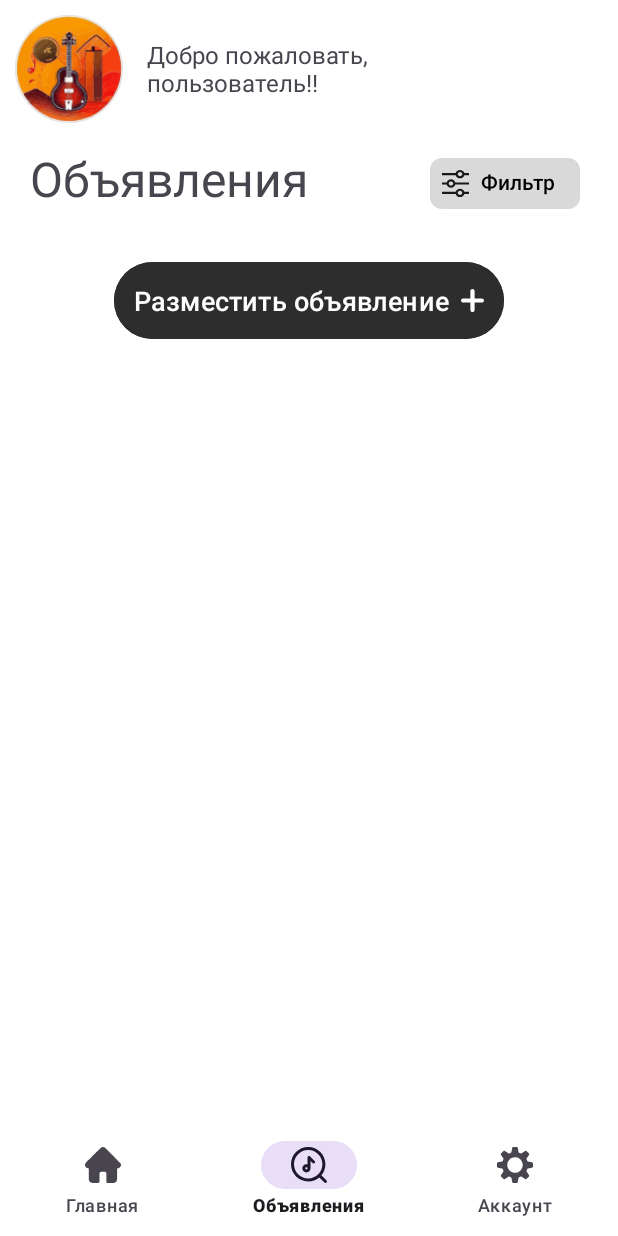
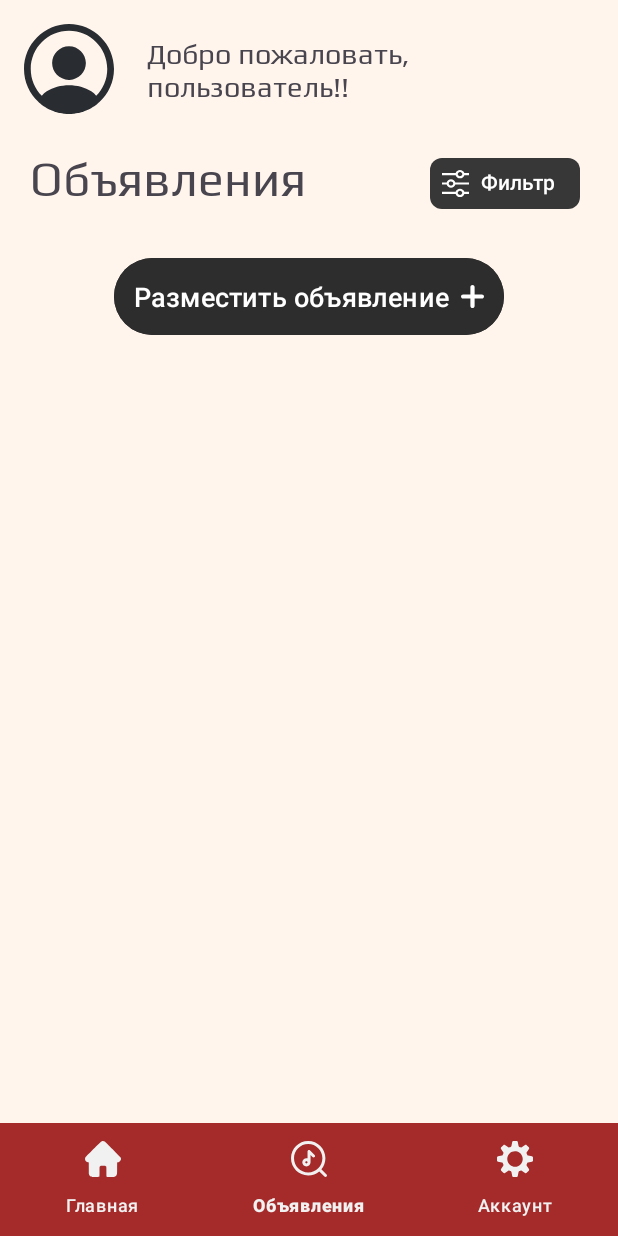
Before and after one commit to odyyyy/FindYourBand, an Android app: the screen it shows after launch once a user with an empty profile is signed in (AppActivity), item 2 of the bottom bar chosen, on a phone screen of 412 x 824 dp. Run offline under Robolectric (Android 15) with nearby library versions, the phone set to English and light mode, and no system bars; our stand-ins replace Firebase (no records; nobody signed in at launch, a user with empty details on screens opened directly), Picasso, navigation-ui; pictures from the network do not load; 1 statement that could not run was skipped.

Commit message:
colorize app

```diff
--- a/app/src/main/res/drawable/about_user_shape.xml
+++ b/app/src/main/res/drawable/about_user_shape.xml
@@ -2,5 +2,5 @@
 <shape xmlns:android="http://schemas.android.com/apk/res/android"
     android:shape="rectangle">
     <corners android:radius="30dp"/>
-    <solid android:color="#E2E2E2"/>
+    <solid android:color="#FFCC76"/>
 </shape>
--- a/app/src/main/res/drawable/badge_shape.xml
+++ b/app/src/main/res/drawable/badge_shape.xml
@@ -1,6 +1,7 @@
 <?xml version="1.0" encoding="utf-8"?>
 <shape xmlns:android="http://schemas.android.com/apk/res/android"
     android:shape="rectangle">
+
     <corners android:radius="12dp"/>
     <solid android:color="@color/badges_background"/>
 
--- a/app/src/main/res/drawable/search_bar_shape.xml
+++ b/app/src/main/res/drawable/search_bar_shape.xml
@@ -3,7 +3,7 @@
     android:shape="rectangle">
     <stroke
         android:width="2dp"
-        android:color="#8692f7"/>
+        android:color="@color/mainColor"/>
 
     <corners
         android:radius="30dp"/>
--- a/app/src/main/res/layout/activity_app.xml
+++ b/app/src/main/res/layout/activity_app.xml
@@ -4,28 +4,31 @@
     xmlns:app="http://schemas.android.com/apk/res-auto"
     xmlns:tools="http://schemas.android.com/tools"
     android:id="@+id/container"
-    android:background="@color/background"
     android:layout_width="match_parent"
     android:layout_height="match_parent"
-    tools:context=".AppActivity"
-   >
+    android:background="@color/background"
+    tools:context=".AppActivity">
     <!--marginBottom="80dp"  - Отступ чтобы BottomNavigation не перекрывал контент -->
     <androidx.fragment.app.FragmentContainerView
         android:id="@+id/app_fragment_container"
         android:name="androidx.navigation.fragment.NavHostFragment"
         android:layout_width="match_parent"
         android:layout_height="match_parent"
+        android:layout_marginBottom="85dp"
         app:defaultNavHost="true"
-        app:navGraph="@navigation/mobile_navigation2"
-        android:layout_marginBottom="85dp"
-         />
+        app:navGraph="@navigation/mobile_navigation2" />
 
 
     <com.google.android.material.bottomnavigation.BottomNavigationView
         android:id="@+id/nav_view"
         android:layout_width="0dp"
         android:layout_height="75dp"
-        android:background="@color/background"
+        android:background="#A52A2A"
+        app:itemActiveIndicatorStyle="@drawable/genre_shape"
+        app:itemIconTint="@color/nav_icon"
+
+        app:itemRippleColor="@color/mainColor"
+        app:itemTextColor="@color/nav_icon"
         app:layout_constraintBottom_toBottomOf="parent"
         app:layout_constraintLeft_toLeftOf="parent"
         app:layout_constraintRight_toRightOf="parent"
--- a/app/src/main/res/layout/component_band_member_item.xml
+++ b/app/src/main/res/layout/component_band_member_item.xml
@@ -20,7 +20,7 @@
         app:cardBackgroundColor="@color/card_color">
 
         <LinearLayout
-            android:background="#E2E2E2"
+            android:background="@color/mainColor"
             android:padding="10dp"
             android:layout_height="match_parent"
             android:layout_width="match_parent"
@@ -45,6 +45,7 @@
                 android:layout_height="wrap_content"
                 android:layout_gravity="center"
                 android:textSize="16sp"
+                android:textColor="@color/darker_white"
                 android:text="Никнейм"/>
 
             <ImageView
@@ -53,6 +54,7 @@
                 android:layout_height="15dp"
                 android:layout_gravity="center_vertical"
                 android:layout_marginTop="1dp"
+                android:tint="@color/darker_white"
                 android:src="@drawable/ic_star_groupleader" />
 
             <LinearLayout
--- a/app/src/main/res/layout/component_news_item.xml
+++ b/app/src/main/res/layout/component_news_item.xml
@@ -44,7 +44,7 @@
                 android:gravity="center_horizontal"
                 android:lines="3"
                 android:text="Заголовок"
-                android:textColor="#1A1A1A"
+                android:textColor="@color/white"
                 android:textSize="20sp"
                 app:layout_constraintStart_toStartOf="parent"
                 app:layout_constraintTop_toBottomOf="@+id/newsCardImage">
@@ -58,7 +58,7 @@
                 android:layout_marginEnd="16dp"
                 android:layout_marginBottom="16dp"
                 android:text="15 марта 2024"
-                android:textColor="#585858"
+                android:textColor="#DFDFDF"
                 android:textSize="14sp"
                 app:layout_constraintBottom_toBottomOf="parent"
                 app:layout_constraintEnd_toEndOf="parent" />
--- a/app/src/main/res/layout/component_user_img_and_nickname.xml
+++ b/app/src/main/res/layout/component_user_img_and_nickname.xml
@@ -16,6 +16,7 @@
         android:src="@drawable/user_default_avatar" />
 
     <TextView
+        android:fontFamily="@font/play"
         android:id="@+id/nicknameTextView"
         android:layout_width="wrap_content"
         android:layout_height="wrap_content"
--- a/app/src/main/res/layout/component_user_status_bar.xml
+++ b/app/src/main/res/layout/component_user_status_bar.xml
@@ -11,7 +11,7 @@
         android:layout_height="72dp"
         android:layout_width="72dp"
         android:scaleType="centerCrop"
-        android:src="@drawable/logo" />
+        android:src="@drawable/user_default_avatar" />
 
     <TextView
         android:id="@+id/welcomeTextView"
@@ -19,8 +19,8 @@
         android:layout_height="wrap_content"
         android:layout_marginStart="16dp"
         android:layout_width="wrap_content"
-
+        android:fontFamily="@font/play"
 
         android:text="Добро пожаловать, \nпользователь!"
-        android:textSize="16sp" />
+        android:textSize="19sp" />
 </LinearLayout>
--- a/app/src/main/res/layout/componet_vacancy_item.xml
+++ b/app/src/main/res/layout/componet_vacancy_item.xml
@@ -51,7 +51,7 @@
                 android:gravity="center_horizontal"
                 android:lines="1"
                 android:text="Имя пользователя"
-                android:textColor="@color/black"
+                android:textColor="@color/white"
                 android:textSize="26sp"
                 app:layout_constraintStart_toStartOf="parent"
                 app:layout_constraintTop_toBottomOf="@+id/vacancyCardImage">
@@ -65,7 +65,7 @@
                 android:layout_below="@id/nameVacancyTextView"
                 android:layout_centerHorizontal="true"
                 android:text="Город"
-                android:textColor="#454545"
+                android:textColor="#DFDFDF"
                 android:textSize="18sp">
 
             </TextView>
@@ -89,6 +89,7 @@
                     android:layout_height="40dp"/>
                 <ImageView
                     android:src="@drawable/ic_guitar"
+
                     android:layout_width="40dp"
                     android:layout_height="40dp"/>
 
--- a/app/src/main/res/layout/fragment_about_app.xml
+++ b/app/src/main/res/layout/fragment_about_app.xml
@@ -79,9 +79,10 @@
             android:textStyle="bold" />
 
         <TextView
-            android:padding="25dp"
+            android:padding="15dp"
             android:id="@+id/descriptionTextView"
-            android:layout_width="wrap_content"
+            android:layout_width="match_parent"
+            android:layout_margin="15dp"
             android:layout_height="wrap_content"
 
             android:text="@string/app_description"
--- a/app/src/main/res/layout/fragment_main_page.xml
+++ b/app/src/main/res/layout/fragment_main_page.xml
@@ -99,9 +99,10 @@
             android:layout_centerInParent="true"
             android:layout_marginTop="17dp"
             android:layout_marginBottom="20dp"
+            android:fontFamily="@font/play"
             android:text="Новости"
             android:textColor="#000000"
-            android:textSize="32sp" />
+            android:textSize="36sp" />
 
         <androidx.recyclerview.widget.RecyclerView
             android:id="@+id/newsRecyclerView"
--- a/app/src/main/res/layout/fragment_vacancy_page.xml
+++ b/app/src/main/res/layout/fragment_vacancy_page.xml
@@ -16,6 +16,7 @@
             android:layout_height="wrap_content" />
 
         <TextView
+            android:fontFamily="@font/play"
             android:id="@+id/vacancyTextView"
             android:layout_width="wrap_content"
             android:layout_height="wrap_content"
@@ -35,7 +36,8 @@
             android:layout_marginTop="5dp"
             android:layout_marginEnd="25dp"
             android:text="Фильтр"
-            android:textColor="#000000"
+            android:textColor="@color/white"
+            app:chipIconTint="@color/white"
 
             app:chipBackgroundColor="@color/chip_filter"
             app:chipIcon="@drawable/ic_filter"
--- a/app/src/main/res/menu/bottom_nav_menu.xml
+++ b/app/src/main/res/menu/bottom_nav_menu.xml
@@ -4,17 +4,21 @@
     <item
         android:id="@+id/navigation_home"
         android:icon="@drawable/ic_nav_home"
+
         android:title="@string/title_home" />
 
     <item
         android:id="@+id/navigation_vacancy"
         android:icon="@drawable/ic_nav_vacancy"
+
         android:title="@string/title_vacancy" />
 
     <item
 
         android:id="@+id/navigation_my_account_settings"
         android:icon="@drawable/ic_nav_settings"
+        android:iconTint="@color/nav_icon"
+
         android:title="@string/title_settings" />
 
 </menu>
--- a/app/src/main/res/navigation/mobile_navigation2.xml
+++ b/app/src/main/res/navigation/mobile_navigation2.xml
@@ -159,7 +159,11 @@
             app:popExitAnim="@anim/to_left" />
         <action
             android:id="@+id/action_navigation_my_account_settings_to_instructionFragment"
-            app:destination="@id/instructionFragment" />
+            app:destination="@id/instructionFragment"
+            app:enterAnim="@anim/from_left"
+            app:exitAnim="@anim/to_right"
+            app:popEnterAnim="@anim/from_right"
+            app:popExitAnim="@anim/to_left" />
     </fragment>
     <fragment
         android:id="@+id/filterFragment"
--- a/app/src/main/res/values/colors.xml
+++ b/app/src/main/res/values/colors.xml
@@ -2,20 +2,23 @@
 <resources>
     <color name="black">#FF000000</color>
     <color name="white">#FFFFFFFF</color>
+    <color name="darker_white">#F1F1F1</color>
+    <color name="nav_icon">#F1F1F1</color>
     <color name="orange">#EF9106</color>
-    <color name="background">#FFFFFF</color>
-    <color name="inputs_background">#E3E3E3</color>
+    <color name="background">#FFF5ED</color>
+    <color name="inputs_background">#FFCC76</color>
     <color name="badges_background">#D9D9D9</color>
-    <color name="chip_inactive">#D9D9D9</color>
-    <color name="chip_active">#757575</color>
-    <color name="chip_filter">#D9D9D9</color>
-    <color name="card_color">#BDBDBD</color>
-    <color name="card_member_not_selected">#E2E2E2</color>
-    <color name="card_selected_color">#979797</color>
+    <color name="chip_inactive">#FFCC76</color>
+    <color name="chip_active">#FFC164</color>
+    <color name="chip_filter">#373737</color>
+    <color name="card_color">#A52A2A</color>
+    <color name="card_member_not_selected">#C35151</color>
+    <color name="card_selected_color">#A52A2A</color>
     <color name="genre_bcg_color">#373737</color>
     <color name="accept_green_color">#BCFDB1</color>
     <color name="deny_red_color">#FDB1B1</color>
     <color name="denyColor">#FF1503</color>
+    <color name="mainColor">#A52A2A</color>
 
 
 </resources>
--- a/app/src/main/res/values/strings.xml
+++ b/app/src/main/res/values/strings.xml
@@ -17,8 +17,8 @@
     <string name="title_settings">Аккаунт</string>
     <string name="lorem">Lorem ipsum dolor sit amet, consectetur adipiscing elit, sed do eiusmod tempor incididunt ut labore et dolore magna aliqua. Ut enim ad minim veniam, quis nostrud exercitation ullamco laboris nisi ut aliquip ex ea commodo consequat. Duis aute irure dolor in reprehenderit in voluptate velit esse cillum dolore eu fugiat nulla pariatur. Excepteur sint occaecat cupidatat non proident, sunt in culpa qui officia deserunt mollit anim id est laborum.</string>
 
-    <string name="app_description">FindYourBand — это платформа для объединения музыкантов и музыкальных групп. Наше приложение предоставляет удобный интерфейс для поиска талантов, совместного создания музыки и сотрудничества с другими артистами. Присоединяйтесь к нашему сообществу.</string>
-    <string name="app_features">- Создание и управление профилем музыканта или группы\n\n- Поиск и фильтрация музыкантов и групп по жанру, местоположению и инструментам\n\n- Отправка и получение запросов на присоединение к группам или набор музыкантов\n\n- Оповещения о последних музыкальных событиях и новостях</string>
+    <string name="app_description">FindYourBand — это платформа, объединяющая музыкантов со всей страны. Наше приложение предоставляет удобный интерфейс для поиска музыкантов и групп по различным критериям. Присоединяйтесь к нашему сообществу.</string>
+    <string name="app_features">- Создание профиля музыканта или группы\n\n- Поиск и фильтрация музыкантов и групп по жанру, местоположению и инструментам\n\n- Отправка и получение запросов на присоединение к группам или набор музыкантов\n\n- Оповещения о последних новостях из мира музыки</string>
     <string name="app_contact">При возникновении вопросов, пожалуйста, свяжитесь с нами по контактам указанным ниже</string>
 
 </resources>
```
Also changed, not shown: app/src/main/java/com/example/findyourband/adapters/BandMembersAdapter.java (+9 -1 lines), app/src/main/java/com/example/findyourband/adapters/VacanciesAdapter.java (+9 -2 lines), app/src/main/res/font/play_font.xml (added, +7 -0 lines), app/src/main/res/font/play.ttf (added).
